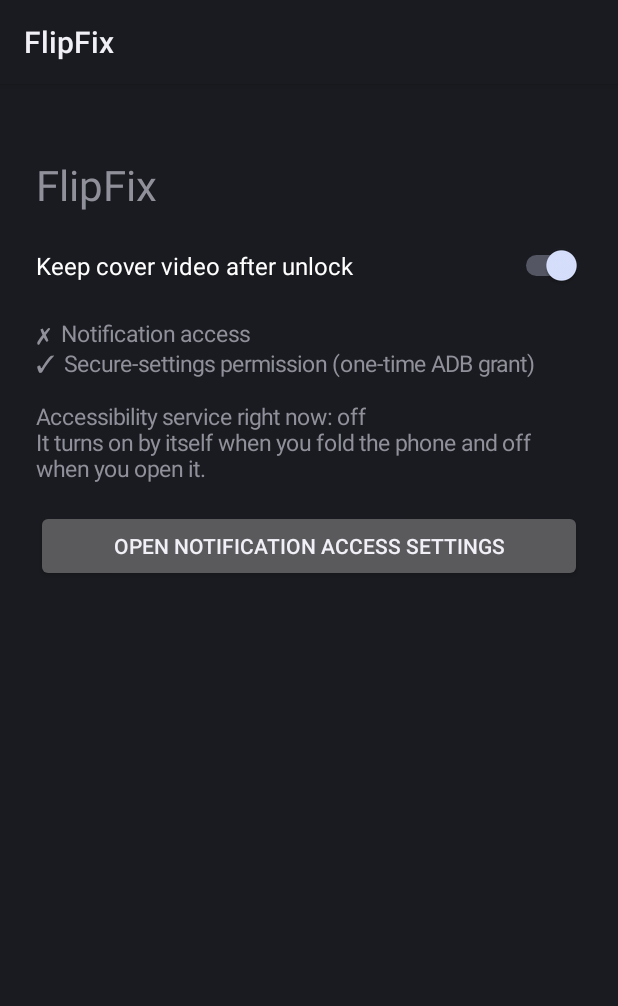
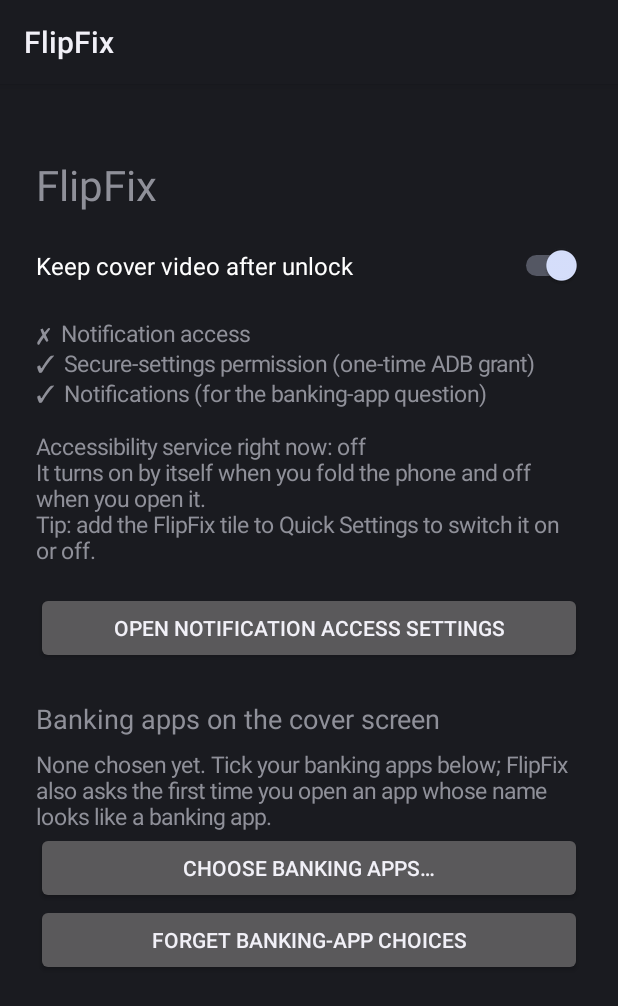
Before and after one commit to AvengerDeveloper/FlipFix, an Android app: the screen it shows after launch (MainActivity), on a phone screen of 412 x 824 dp. Shown: the top 1006 px of the screen. Run offline under Robolectric (Android 15) with nearby library versions, the phone set to English and light mode, and no system bars.

```diff
--- a/app/src/main/java/io/github/avengerdeveloper/flipfix/CoverState.kt
+++ b/app/src/main/java/io/github/avengerdeveloper/flipfix/CoverState.kt
@@ -16,6 +16,12 @@ object CoverState {
 
     /** Set when the user swipes FlipFix away to reach Samsung's widgets; cleared when the screen turns off. */
     @Volatile var dismissed = false
+
+    /**
+     * Package of a banking app FlipFix paused itself for (see BankGuard). While set, the fold rule keeps
+     * the accessibility service off; cleared when the screen turns off or the phone is opened.
+     */
+    @Volatile var suspendedFor: String? = null
 
     /** One icon per app with a notification, newest first (what Samsung's cover shows top-left). */
     data class NotificationIcon(val packageName: String, val icon: Icon)
--- a/app/src/main/java/io/github/avengerdeveloper/flipfix/MainActivity.kt
+++ b/app/src/main/java/io/github/avengerdeveloper/flipfix/MainActivity.kt
@@ -1,9 +1,12 @@
 package io.github.avengerdeveloper.flipfix
 
+import android.Manifest
 import android.app.Activity
+import android.app.AlertDialog
 import android.app.NotificationManager
 import android.content.ComponentName
 import android.content.Intent
+import android.content.pm.PackageManager
 import android.os.Bundle
 import android.provider.Settings
 import android.view.Gravity
@@ -16,6 +19,8 @@ import android.widget.TextView
 class MainActivity : Activity() {
 
     private lateinit var status: TextView
+    private lateinit var enabledSwitch: Switch
+    private lateinit var bankList: TextView
 
     override fun onCreate(savedInstanceState: Bundle?) {
         super.onCreate(savedInstanceState)
@@ -30,7 +35,7 @@ class MainActivity : Activity() {
             textSize = 28f
         })
 
-        root.addView(Switch(this).apply {
+        enabledSwitch = Switch(this).apply {
             text = "Keep cover video after unlock"
             textSize = 16f
             isChecked = CoverState.isEnabled(this@MainActivity)
@@ -43,7 +48,8 @@ class MainActivity : Activity() {
                 }
                 refresh()
             }
-        })
+        }
+        root.addView(enabledSwitch)
 
         status = TextView(this).apply { textSize = 15f; gravity = Gravity.START }
         root.addView(status)
@@ -53,7 +59,31 @@ class MainActivity : Activity() {
             setOnClickListener { startActivity(Intent(Settings.ACTION_NOTIFICATION_LISTENER_SETTINGS)) }
         })
 
+        root.addView(TextView(this).apply {
+            text = "Banking apps on the cover screen"
+            textSize = 18f
+            setPadding(0, pad, 0, pad / 3)
+        })
+        bankList = TextView(this).apply { textSize = 15f }
+        root.addView(bankList)
+        root.addView(Button(this).apply {
+            text = "Choose banking apps…"
+            setOnClickListener { chooseBankingApps() }
+        })
+        root.addView(Button(this).apply {
+            text = "Forget banking-app choices"
+            setOnClickListener {
+                BankGuard.forgetAll(this@MainActivity)
+                refresh()
+            }
+        })
+
         setContentView(root)
+
+        // Needed for the one-time "Pause FlipFix for <banking app>?" question.
+        if (checkSelfPermission(Manifest.permission.POST_NOTIFICATIONS) != PackageManager.PERMISSION_GRANTED) {
+            requestPermissions(arrayOf(Manifest.permission.POST_NOTIFICATIONS), 1)
+        }
     }
 
     override fun onResume() {
@@ -67,6 +97,8 @@ class MainActivity : Activity() {
             .isNotificationListenerAccessGranted(listener)
         val canToggle = AccessibilityToggle.canToggle(this)
         val a11yOn = AccessibilityToggle.isEnabled(this)
+        val canNotify = getSystemService(NotificationManager::class.java).areNotificationsEnabled()
+        enabledSwitch.isChecked = CoverState.isEnabled(this) // may have changed from the tile
 
         status.text = buildString {
             appendLine(check(notificationAccess) + "Notification access")
@@ -74,10 +106,43 @@ class MainActivity : Activity() {
             if (!canToggle) {
                 appendLine("    adb shell pm grant $packageName android.permission.WRITE_SECURE_SETTINGS")
             }
+            appendLine(check(canNotify) + "Notifications (for the banking-app question)")
             appendLine()
             appendLine("Accessibility service right now: " + if (a11yOn) "on" else "off")
             appendLine("It turns on by itself when you fold the phone and off when you open it.")
+            appendLine("Tip: add the FlipFix tile to Quick Settings to switch it on or off.")
         }
+
+        val paused = BankGuard.pausedApps(this).map { BankGuard.label(this, it) }.sorted()
+        bankList.text = if (paused.isEmpty()) {
+            "None chosen yet. Tick your banking apps below; FlipFix also asks the first time you open an " +
+                "app whose name looks like a banking app."
+        } else {
+            "FlipFix pauses itself for: " + paused.joinToString(", ")
+        }
+    }
+
+    /** Tick the apps FlipFix should pause itself for when they open on the cover screen. */
+    private fun chooseBankingApps() {
+        val launcher = Intent(Intent.ACTION_MAIN).addCategory(Intent.CATEGORY_LAUNCHER)
+        val apps = packageManager.queryIntentActivities(launcher, 0)
+            .map { it.activityInfo.packageName to it.loadLabel(packageManager).toString() }
+            .filter { it.first != packageName }
+            .distinctBy { it.first }
+            .sortedBy { it.second.lowercase() }
+        val paused = BankGuard.pausedApps(this)
+        val checked = BooleanArray(apps.size) { apps[it].first in paused }
+        AlertDialog.Builder(this)
+            .setTitle("Pause FlipFix for these apps")
+            .setMultiChoiceItems(apps.map { it.second }.toTypedArray(), checked) { _, which, isChecked ->
+                checked[which] = isChecked
+            }
+            .setPositiveButton("Save") { _, _ ->
+                BankGuard.setPausedApps(this, apps.filterIndexed { i, _ -> checked[i] }.map { it.first }.toSet())
+                refresh()
+            }
+            .setNegativeButton("Cancel", null)
+            .show()
     }
 
     private fun check(ok: Boolean) = if (ok) "✓  " else "✗  "
--- /dev/null
+++ b/app/src/main/res/drawable/ic_flipfix.xml
@@ -0,0 +1,19 @@
+<?xml version="1.0" encoding="utf-8"?>
+<!-- A folded flip phone with a play triangle on its cover screen. -->
+<vector xmlns:android="http://schemas.android.com/apk/res/android"
+    android:width="24dp"
+    android:height="24dp"
+    android:viewportWidth="24"
+    android:viewportHeight="24"
+    android:tint="?android:attr/colorControlNormal">
+    <path
+        android:fillColor="#FFFFFFFF"
+        android:fillType="evenOdd"
+        android:pathData="M7,2h10a3,3 0,0 1,3 3v14a3,3 0,0 1,-3 3H7a3,3 0,0 1,-3 -3V5a3,3 0,0 1,3 -3z M7,4a1,1 0,0 0,-1 1v14a1,1 0,0 0,1 1h10a1,1 0,0 0,1 -1V5a1,1 0,0 0,-1 -1z" />
+    <path
+        android:fillColor="#FFFFFFFF"
+        android:pathData="M10.5,8.2v5.6l4.6,-2.8z" />
+    <path
+        android:fillColor="#FFFFFFFF"
+        android:pathData="M8,16.5h8v1.5h-8z" />
+</vector>
--- /dev/null
+++ b/app/src/main/res/mipmap-anydpi/ic_launcher.xml
@@ -0,0 +1,6 @@
+<?xml version="1.0" encoding="utf-8"?>
+<adaptive-icon xmlns:android="http://schemas.android.com/apk/res/android">
+    <background android:drawable="@color/launcher_background" />
+    <foreground android:drawable="@drawable/ic_launcher_foreground" />
+    <monochrome android:drawable="@drawable/ic_launcher_foreground" />
+</adaptive-icon>
--- /dev/null
+++ b/app/src/main/res/values/colors.xml
@@ -0,0 +1,4 @@
+<?xml version="1.0" encoding="utf-8"?>
+<resources>
+    <color name="launcher_background">#FF26202A</color>
+</resources>
```
Also changed, not shown: app/src/main/AndroidManifest.xml (+22 -1 lines), app/src/main/java/io/github/avengerdeveloper/flipfix/BankGuard.kt (added, +137 -0 lines), app/src/main/java/io/github/avengerdeveloper/flipfix/CoverAccessibilityService.kt (+7 -3 lines), app/src/main/java/io/github/avengerdeveloper/flipfix/FlipFixTileService.kt (added, +35 -0 lines), app/src/main/java/io/github/avengerdeveloper/flipfix/FlipNotificationListener.kt (+10 -1 lines), app/src/main/res/drawable/ic_launcher_foreground.xml (added, +21 -0 lines), 2 other files.
